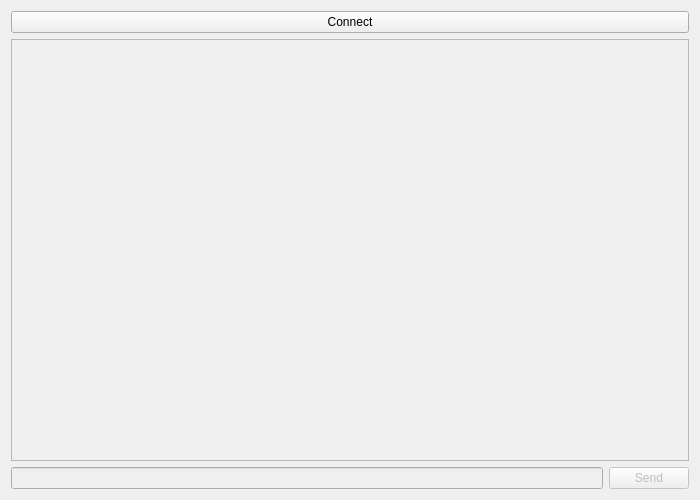
This is Client/chatwindow.ui in IldarS2000/Messenger as Qt 5 draws it before an edit. The edited form follows.
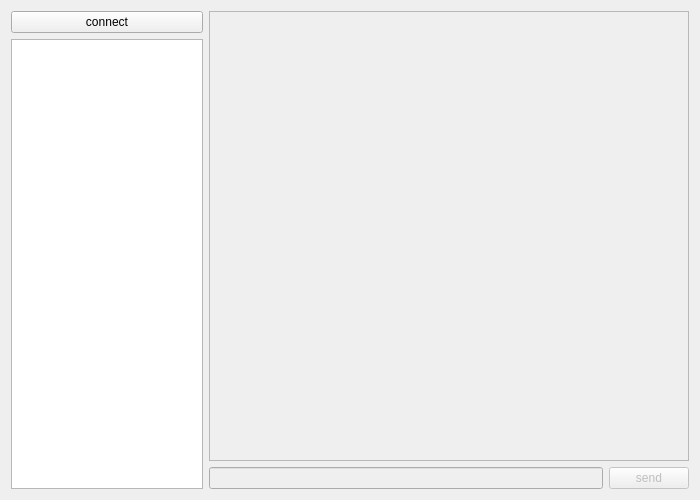
This is the edited form.

Diff of the .ui file:
```diff
--- a/Client/chatwindow.ui
+++ b/Client/chatwindow.ui
@@ -3,7 +3,7 @@
  <class>ChatWindow</class>
  <widget class="QWidget" name="ChatWindow">
   <property name="geometry">
-   <rect>s
+   <rect>
     <x>0</x>
     <y>0</y>
     <width>700</width>
@@ -13,15 +13,24 @@
   <property name="windowTitle">
    <string>Client</string>
   </property>
-  <layout class="QGridLayout" name="gridLayout">
-   <item row="0" column="0" colspan="2">
+  <layout class="QGridLayout" name="gridLayout" columnstretch="40,100">
+   <item row="0" column="0">
+    <layout class="QVBoxLayout" name="verticalLayout">
+     <item>
     <widget class="QPushButton" name="connectButton">
      <property name="text">
-      <string>Connect</string>
+        <string>connect</string>
      </property>
     </widget>
    </item>
-   <item row="1" column="0" colspan="2">
+     <item>
+      <widget class="QListWidget" name="listWidget"/>
+     </item>
+    </layout>
+   </item>
+   <item row="0" column="1">
+    <layout class="QVBoxLayout" name="verticalLayout_3">
+     <item>
     <widget class="QListView" name="chatView">
      <property name="enabled">
       <bool>false</bool>
@@ -31,25 +40,31 @@
      </property>
     </widget>
    </item>
-   <item row="2" column="0">
+     <item>
+      <layout class="QHBoxLayout" name="horizontalLayout_2">
+       <item>
     <widget class="QLineEdit" name="messageEdit">
      <property name="enabled">
       <bool>false</bool>
      </property>
     </widget>
    </item>
-   <item row="2" column="1">
+       <item>
     <widget class="QPushButton" name="sendButton">
      <property name="enabled">
       <bool>false</bool>
      </property>
      <property name="text">
-      <string>Send</string>
+          <string>send</string>
      </property>
      <property name="default">
       <bool>true</bool>
      </property>
     </widget>
+       </item>
+      </layout>
+     </item>
+    </layout>
    </item>
   </layout>
  </widget>
```
Lines whose indentation alone changed are shown as unchanged.
